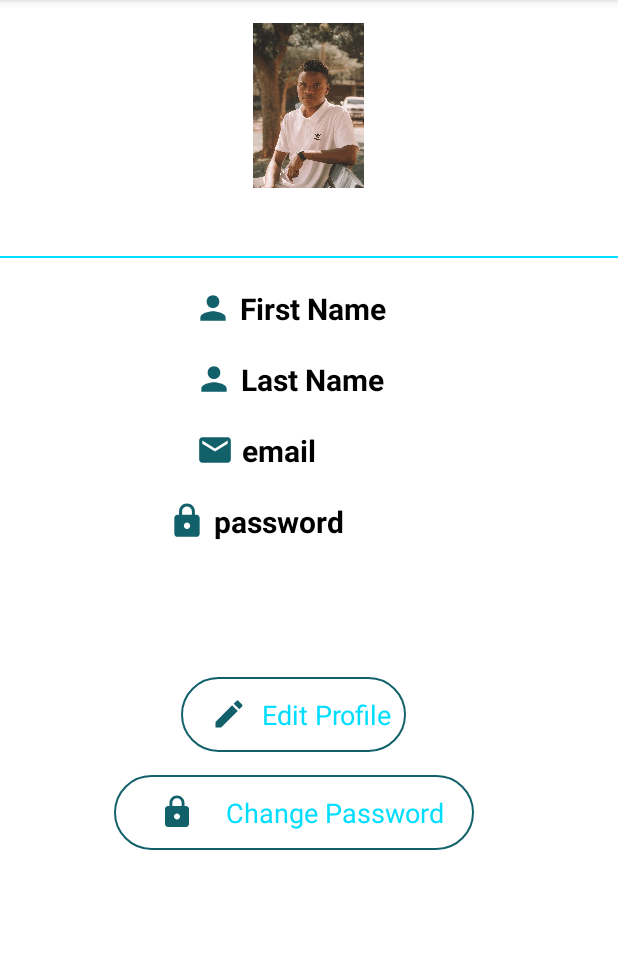
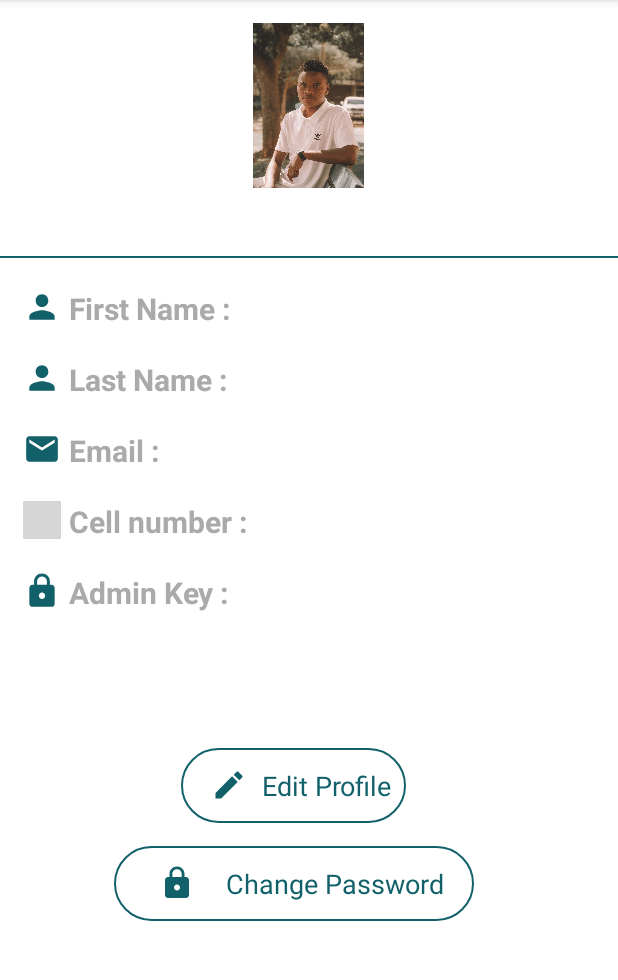
Before and after one commit to NeoMaja/coms-3009a-bankingsystem, an Android app: the AdminProfilePage screen opened directly, with no data from a screen before it, on a phone screen of 412 x 824 dp, the part 84-1064 px from its top. Run offline under Robolectric (Android 15) with nearby library versions, the phone set to English and light mode, and no system bars; grey boxes are pictures that could not be loaded.

Commit message:
changed icon

```diff
--- a/app/src/main/res/layout/activity_admin_profile_page.xml
+++ b/app/src/main/res/layout/activity_admin_profile_page.xml
@@ -26,7 +26,7 @@
             android:layout_width="wrap_content"
             android:layout_height="wrap_content"
             android:id="@+id/username"
-            android:textColor="@android:color/holo_blue_bright"
+            android:textColor="@color/black"
             android:textSize="20dp"
             android:layout_marginTop="8dp"
             android:textStyle="bold"
@@ -35,7 +35,7 @@
         <View
             android:layout_width="match_parent"
             android:layout_height="1dp"
-            android:background="@android:color/holo_blue_bright"
+            android:background="#12616A"
             android:layout_marginTop="10dp"
             />
         <!-- First Name TextField-->
@@ -46,7 +46,7 @@
             android:paddingLeft="15dp"
             android:paddingRight="15dp"
             android:layout_marginTop="20dp"
-            android:gravity="center">
+            android:gravity="left">
 
             <ImageView
                 android:layout_width="25dp"
@@ -56,18 +56,18 @@
             <TextView
                 android:layout_width="wrap_content"
                 android:layout_height="wrap_content"
-                android:text="First Name"
+                android:text="First Name :"
                 android:textStyle="bold"
-                android:textColor="@color/black"
+                android:textColor="@android:color/darker_gray"
                 android:textSize="20dp"
                 android:layout_marginLeft="5dp"/>
 
             <TextView
                 android:layout_width="wrap_content"
                 android:layout_height="wrap_content"
-
+                android:layout_gravity="center"
                 android:id="@+id/firstname"
-                android:textColor="@android:color/darker_gray"
+                android:textColor="@color/black"
                 android:textSize="18dp"
                 android:layout_marginLeft="25dp"/>
 
@@ -82,7 +82,7 @@
             android:paddingLeft="15dp"
             android:paddingRight="15dp"
             android:layout_marginTop="20dp"
-            android:gravity="center">
+            android:gravity="left">
 
             <ImageView
                 android:layout_width="25dp"
@@ -92,9 +92,9 @@
             <TextView
                 android:layout_width="wrap_content"
                 android:layout_height="wrap_content"
-                android:text="Last Name"
+                android:text="Last Name :"
                 android:textStyle="bold"
-                android:textColor="@color/black"
+                android:textColor="@android:color/darker_gray"
                 android:textSize="20dp"
                 android:layout_marginLeft="5dp"/>
 
@@ -102,7 +102,8 @@
                 android:layout_width="wrap_content"
                 android:layout_height="wrap_content"
                 android:id="@+id/lastname"
-                android:textColor="@android:color/darker_gray"
+                android:textColor="@color/black"
+                android:layout_gravity="center"
                 android:textSize="18dp"
                 android:layout_marginLeft="25dp"/>
 
@@ -117,7 +118,7 @@
             android:paddingLeft="15dp"
             android:paddingRight="15dp"
             android:layout_marginTop="20dp"
-            android:gravity="center">
+            android:gravity="left">
 
             <ImageView
                 android:layout_width="25dp"
@@ -127,9 +128,9 @@
             <TextView
                 android:layout_width="wrap_content"
                 android:layout_height="wrap_content"
-                android:text="email"
+                android:text="Email :"
                 android:textStyle="bold"
-                android:textColor="@color/black"
+                android:textColor="@android:color/darker_gray"
                 android:textSize="20dp"
                 android:layout_marginLeft="5dp"/>
 
@@ -137,7 +138,8 @@
                 android:layout_width="wrap_content"
                 android:layout_height="wrap_content"
                 android:id="@+id/useremail"
-                android:textColor="@android:color/darker_gray"
+                android:textColor="@color/black"
+                android:layout_gravity="center"
                 android:textSize="18dp"
                 android:layout_marginLeft="70dp"/>
 
@@ -151,7 +153,7 @@
 
         </LinearLayout>
 
-        <!--  password TextField -->
+        <!--  Contact TextField -->
         <LinearLayout
             android:layout_width="match_parent"
             android:layout_height="wrap_content"
@@ -159,19 +161,19 @@
             android:paddingLeft="15dp"
             android:paddingRight="15dp"
             android:layout_marginTop="20dp"
-            android:gravity="center">
+            android:gravity="left">
 
             <ImageView
                 android:layout_width="25dp"
                 android:layout_height="25dp"
-                android:src="@drawable/ic_lock"/>
+                android:src="@drawable/ic_phone"/>
 
             <TextView
                 android:layout_width="wrap_content"
                 android:layout_height="wrap_content"
-                android:text="password"
+                android:text="Cell number :"
                 android:textStyle="bold"
-                android:textColor="@color/black"
+                android:textColor="@android:color/darker_gray"
                 android:textSize="20dp"
                 android:layout_marginLeft="5dp"/>
 
@@ -179,9 +181,10 @@
                 android:layout_width="wrap_content"
                 android:layout_height="wrap_content"
                 android:id="@+id/p_number"
-                android:textColor="@android:color/darker_gray"
+                android:textColor="@color/black"
                 android:textSize="18dp"
-                android:layout_marginLeft="70dp"/>
+                android:layout_gravity="center"
+                android:layout_marginLeft="20dp"/>
 
             <!--            <View-->
             <!--            android:layout_width="match_parent"-->
@@ -192,7 +195,48 @@
             <!--            android:layout_marginRight="15dp"/>-->
 
         </LinearLayout>
+        <!--  Admin Key TextField -->
+        <LinearLayout
+            android:layout_width="match_parent"
+            android:layout_height="wrap_content"
+            android:orientation="horizontal"
+            android:paddingLeft="15dp"
+            android:paddingRight="15dp"
+            android:layout_marginTop="20dp"
+            android:gravity="left">
 
+            <ImageView
+                android:layout_width="25dp"
+                android:layout_height="25dp"
+                android:src="@drawable/ic_lock"/>
+
+            <TextView
+                android:layout_width="wrap_content"
+                android:layout_height="wrap_content"
+                android:text="Admin Key :"
+                android:textStyle="bold"
+                android:textColor="@android:color/darker_gray"
+                android:textSize="20dp"
+                android:layout_marginLeft="5dp"/>
+
+            <TextView
+                android:layout_width="wrap_content"
+                android:layout_height="wrap_content"
+                android:id="@+id/admin_key"
+                android:textColor="@color/black"
+                android:textSize="18dp"
+                android:layout_gravity="center"
+                android:layout_marginLeft="20dp"/>
+
+            <!--            <View-->
+            <!--            android:layout_width="match_parent"-->
+            <!--            android:layout_height="0.5dp"-->
+            <!--            android:background="@android:color/darker_gray"-->
+            <!--            android:layout_marginTop="10dp"-->
+            <!--            android:layout_marginLeft="15dp"-->
+            <!--            android:layout_marginRight="15dp"/>-->
+
+        </LinearLayout>
         <LinearLayout
             android:layout_width="match_parent"
             android:layout_height="wrap_content"
@@ -206,7 +250,7 @@
                 android:text="Edit Profile"
                 android:id="@+id/editProfile"
                 android:gravity="center"
-                android:textColor="@android:color/holo_blue_bright"
+                android:textColor="#12616A"
                 android:textSize="18dp"
                 android:drawableLeft="@drawable/ic_edit"
                 android:paddingLeft="20dp"
@@ -220,7 +264,7 @@
                 android:text="Change Password"
                 android:id="@+id/change_Pass"
                 android:gravity="center"
-                android:textColor="@android:color/holo_blue_bright"
+                android:textColor="#12616A"
                 android:textSize="18dp"
                 android:drawableLeft="@drawable/ic_lock"
                 android:paddingLeft="30dp"
@@ -233,5 +277,4 @@
 
     </LinearLayout>
 
-
 </LinearLayout>
--- a/app/src/main/res/layout/profile_page.xml
+++ b/app/src/main/res/layout/profile_page.xml
@@ -166,7 +166,7 @@
             <ImageView
                 android:layout_width="25dp"
                 android:layout_height="25dp"
-                android:src="@drawable/ic_lock"/>
+                android:src="@drawable/ic_phone"/>
 
             <TextView
                 android:layout_width="wrap_content"
```
